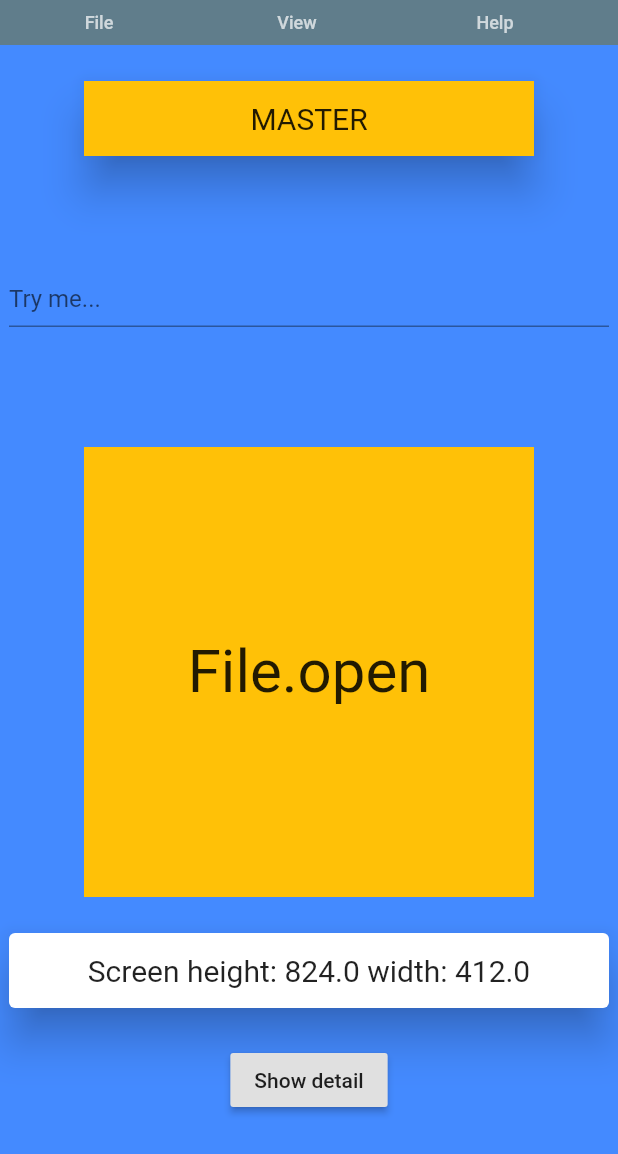
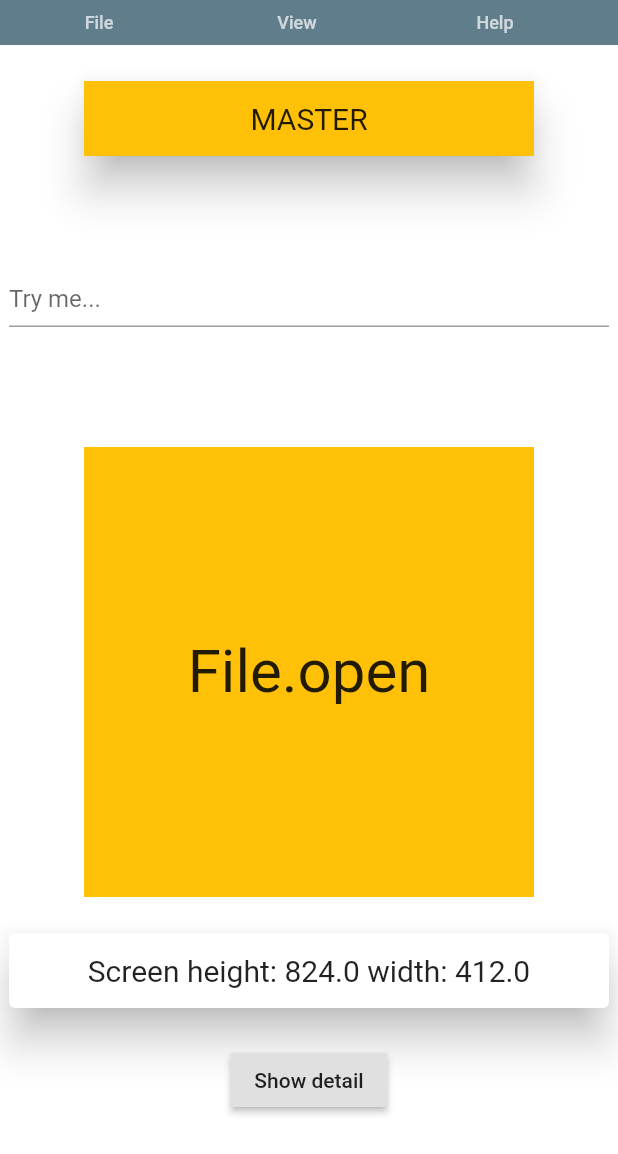
Before and after one commit to PsychTechApS/flutter_menu, a Flutter app: the screen it shows after launch, after a tap on "File", after a tap on "Open", on a phone screen of 412 x 824 dp. Shown: the top 1154 px of the screen. Run offline on Flutter 3.47's test engine with Material 2 defaults, Android fonts, the light colour scheme and no system bars.

Commit message:
contextmenuSliver work in progress

```diff
--- a/example/lib/main.dart
+++ b/example/lib/main.dart
@@ -1,6 +1,14 @@
 import 'package:flutter/material.dart';
 import 'package:flutter/services.dart';
 import 'package:flutter_menu/flutter_menu.dart';
+
+const Map kColorMap = {
+  'Red': Colors.red,
+  'Blue': Colors.blue,
+  'Purple': Colors.purple,
+  'Black': Colors.black,
+  'Pink': Colors.pink
+};
 
 void main() {
   runApp(MyApp());
@@ -30,9 +38,17 @@ class _ScreenState extends State<Screen> {
   TextEditingController controller = TextEditingController();
   String _message = "Choose a MenuItem";
 
+  Color masterBackgroundColor = Colors.white;
+
   void _showMessage(String newMessage) {
     setState(() {
       _message = newMessage;
+    });
+  }
+
+  void _masterSetBackgroundColor(String color) {
+    setState(() {
+      masterBackgroundColor = kColorMap[color];
     });
   }
 
@@ -40,7 +56,18 @@ class _ScreenState extends State<Screen> {
   Widget build(BuildContext context) {
     return Scaffold(
       body: AppScreen(
-        masterContextMenu: appContextMenu(),
+        masterContextMenu: ContextMenuSliver(
+          title: 'Master',
+          children: [
+            myContextMenuItem(color: 'Red'),
+            myContextMenuItem(color: 'Blue'),
+            myContextMenuItem(color: 'Purple'),
+            myContextMenuItem(color: 'Pink'),
+          ],
+        ),
+        detailContextMenu: ContextMenuSliver(
+          title: 'Detail',
+        ),
         menuList: [
           MenuItem(title: 'File', menuListItems: [
             MenuListItem(
@@ -185,7 +212,7 @@ class _ScreenState extends State<Screen> {
     return Builder(
       builder: (BuildContext context) {
         return Container(
-          color: Colors.blueAccent,
+          color: masterBackgroundColor,
           child: Column(
             crossAxisAlignment: CrossAxisAlignment.center,
             children: [
@@ -214,11 +241,8 @@ class _ScreenState extends State<Screen> {
               ),
               SizedBox(height: 80),
               ContextMenu(
-                menu: SizedBox(
-                  height: 100,
-                  width: 100,
-                  child:
-                      Container(color: Colors.blueGrey, child: Text('Context')),
+                menu: ContextMenuSliver(
+                  title: 'Widget',
                 ),
                 child: SizedBox(
                   width: 300,
@@ -274,4 +298,16 @@ class _ScreenState extends State<Screen> {
       },
     );
   }
+
+  Widget myContextMenuItem({String color}) {
+    return ContextMenuItem(
+      onTap: () {
+        _masterSetBackgroundColor(color);
+      },
+      child: Container(
+        color: kColorMap[color],
+        child: Text(color),
+      ),
+    );
+  }
 }
--- a/lib/flutter_menu.dart
+++ b/lib/flutter_menu.dart
@@ -3,3 +3,4 @@ library flutter_menu;
 export 'package:flutter_menu/src/appscreen.dart';
 export 'package:flutter_menu/src/menu_model.dart';
 export 'package:flutter_menu/src/contextmenu.dart';
+export 'package:flutter_menu/src/contextmenu_widgets.dart';
--- a/lib/src/appscreen.dart
+++ b/lib/src/appscreen.dart
@@ -3,6 +3,7 @@ import 'dart:async';
 import 'package:flutter/material.dart';
 import 'package:flutter/rendering.dart';
 import 'package:flutter/services.dart';
+import 'package:flutter_menu/flutter_menu.dart';
 
 import 'menu_model.dart';
 
@@ -30,8 +31,8 @@ class AppScreen extends StatefulWidget {
   final Widget leading;
   final Widget trailing;
 
-  final Builder masterContextMenu;
-  final Builder detailContextMenu;
+  final ContextMenuType masterContextMenu;
+  final ContextMenuType detailContextMenu;
 
   const AppScreen({
     Key key,
--- a/lib/src/contextmenu.dart
+++ b/lib/src/contextmenu.dart
@@ -1,9 +1,13 @@
 import 'package:flutter/material.dart';
 import 'appscreen.dart';
 
+abstract class ContextMenuType extends StatelessWidget {}
+
+abstract class ContextMenuItemType extends StatelessWidget {}
+
 class ContextMenu extends StatelessWidget {
   final Widget child;
-  final Widget menu;
+  final ContextMenuType menu;
 
   const ContextMenu({Key key, @required this.menu, this.child})
       : super(key: key);
```
Also changed, not shown: lib/src/contextmenu_widgets.dart (added, +68 -0 lines), 1 other file.
